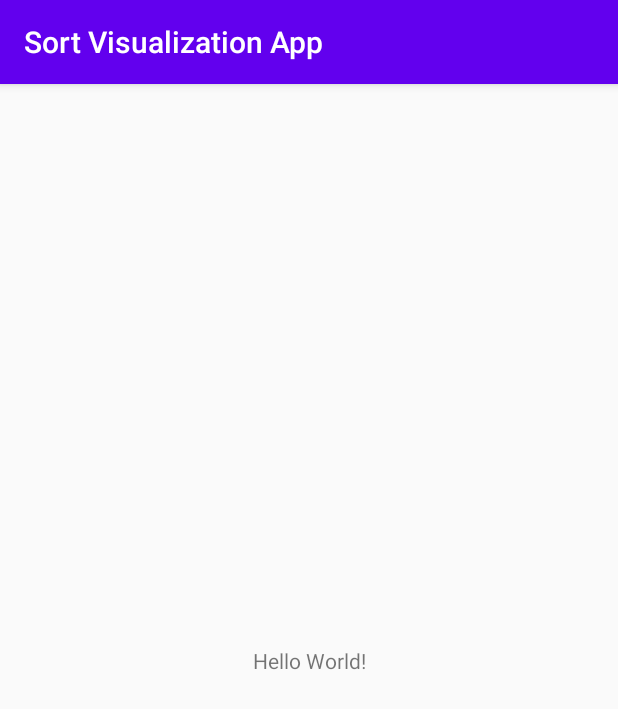
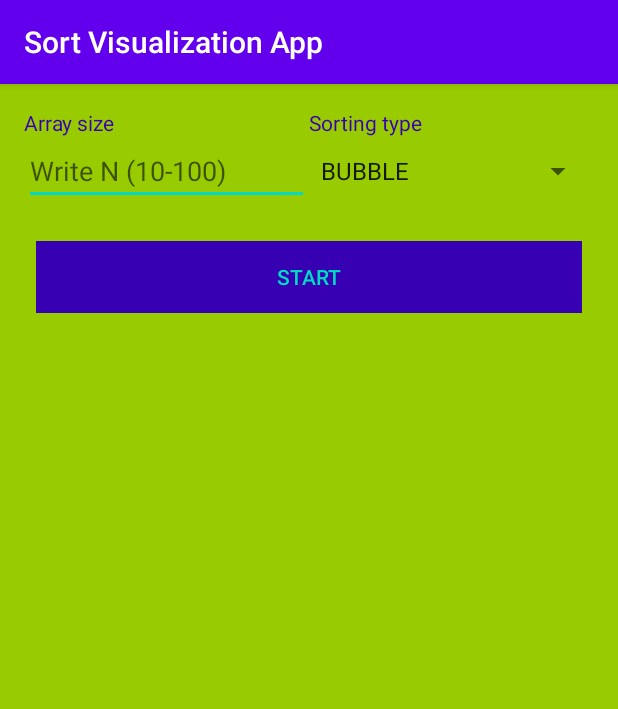
Before and after one commit to himanshu-1608/Sort_Visualization_App, an Android app: the screen it shows after launch (MainActivity), on a phone screen of 412 x 824 dp. Shown: the top 709 px of the screen. Run offline under Robolectric (Android 15) with nearby library versions, the phone set to English and light mode, and no system bars.

Commit message:
Added MainActivity & BarchartView

```diff
--- /dev/null
+++ b/app/src/main/java/com/himanshu/sortvisualizationapp/BarChart.kt
@@ -0,0 +1,88 @@
+package com.himanshu.sortvisualizationapp
+
+import android.content.Context
+import android.graphics.Canvas
+import android.graphics.Paint
+import android.util.AttributeSet
+import android.util.TypedValue
+import android.view.View
+import androidx.core.content.ContextCompat
+
+class BarChart(context: Context, attributes: AttributeSet) : View(context, attributes) {
+
+    data class Bar(val value: Int = 0, var level: Int = 0) :
+        Comparable<Bar> {
+
+        companion object {
+            const val ORDINARY = 0
+            const val HIGH_1 = 1
+            const val HIGH_2 = 2
+            const val SECONDARY = 3
+
+            const val RANGE_MAX = 100
+        }
+
+        val heightInPercent = value.toFloat() / RANGE_MAX
+
+        override fun compareTo(other: Bar): Int {
+            if (heightInPercent == other.heightInPercent)
+                return 0
+
+            if (heightInPercent > other.heightInPercent)
+                return 1
+
+            return -1
+        }
+    }
+
+    var dataSet = emptyArray<Bar>()
+        set(value) {
+            val sizeChanged = value.size != field.size
+            field = value
+            if (sizeChanged)
+                requestLayout()
+            else
+                postInvalidate()
+        }
+
+    private val colorArray = arrayOf(
+        R.color.colorBar,
+        R.color.colorBarHighlight,
+        R.color.colorBarHighlight2,
+        R.color.colorBarHighlight3
+    )
+    private val paintLevel = Array(colorArray.size) {
+        Paint().apply {
+            color = ContextCompat.getColor(context, colorArray[it])
+            strokeWidth =
+                TypedValue.applyDimension(TypedValue.COMPLEX_UNIT_DIP, 3f, resources.displayMetrics)
+            isAntiAlias = true
+            style = Paint.Style.FILL_AND_STROKE
+        }
+    }
+
+    private var barWidth = 0
+
+    override fun onMeasure(widthMeasureSpec: Int, heightMeasureSpec: Int) {
+        val width = MeasureSpec.getSize(widthMeasureSpec)
+        barWidth = width / (dataSet.size * 2 - 1)
+        super.onMeasure(widthMeasureSpec, heightMeasureSpec)
+    }
+
+    override fun onDraw(canvas: Canvas?) {
+        canvas?.let {
+            var x = 0f
+            for (d in dataSet) {
+                it.drawRect(
+                    x,
+                    height - height * d.heightInPercent,
+                    x + barWidth,
+                    height.toFloat(),
+                    paintLevel[d.level % paintLevel.size]
+                )
+                x += 2 * barWidth
+            }
+        }
+    }
+
+}
--- a/app/src/main/java/com/himanshu/sortvisualizationapp/MainActivity.kt
+++ b/app/src/main/java/com/himanshu/sortvisualizationapp/MainActivity.kt
@@ -2,10 +2,45 @@ package com.himanshu.sortvisualizationapp
 
 import androidx.appcompat.app.AppCompatActivity
 import android.os.Bundle
+import android.widget.ArrayAdapter
+import androidx.lifecycle.Observer
+import androidx.lifecycle.ViewModelProvider
+import kotlinx.android.synthetic.main.activity_main.*
 
 class MainActivity : AppCompatActivity() {
+
+    private val viewModel by lazy {
+        ViewModelProvider(this).get(BarViewModel::class.java) }
+
+    private val typeAdapter by lazy {
+        ArrayAdapter(
+            this,
+            android.R.layout.simple_spinner_item,
+            viewModel.sortingType
+        ).apply {
+            setDropDownViewResource(android.R.layout.simple_spinner_dropdown_item)
+        }
+    }
+
     override fun onCreate(savedInstanceState: Bundle?) {
         super.onCreate(savedInstanceState)
         setContentView(R.layout.activity_main)
+
+        sizeEditText.filters =
+            arrayOf(InputFilterMinMax(BarViewModel.SIZE_MIN, BarViewModel.SIZE_MAX))
+        typeSpinner.adapter = typeAdapter
+
+        viewModel.state.observe(this, Observer {
+            if (it is State.Sorting) {
+                barChart.dataSet = it.dataset
+            }
+        })
+
+        startBtn.setOnClickListener {
+            viewModel.startAnimating(
+                sizeEditText.text?.toString()?.toInt(),
+                typeSpinner.selectedItem?.toString()
+            )
+        }
     }
 }
--- /dev/null
+++ b/app/src/main/java/com/himanshu/sortvisualizationapp/State.kt
@@ -0,0 +1,5 @@
+package com.himanshu.sortvisualizationapp
+
+sealed class State {
+    data class Sorting(val dataset: Array<BarChart.Bar>) : State()
+}
--- a/app/src/main/res/layout/activity_main.xml
+++ b/app/src/main/res/layout/activity_main.xml
@@ -1,18 +1,80 @@
 <?xml version="1.0" encoding="utf-8"?>
-<androidx.constraintlayout.widget.ConstraintLayout xmlns:android="http://schemas.android.com/apk/res/android"
-    xmlns:app="http://schemas.android.com/apk/res-auto"
+<LinearLayout xmlns:android="http://schemas.android.com/apk/res/android"
     xmlns:tools="http://schemas.android.com/tools"
     android:layout_width="match_parent"
     android:layout_height="match_parent"
-    tools:context=".MainActivity">
+    android:orientation="vertical"
+    android:background="@android:color/holo_green_light"
+    android:padding="16dp">
 
-    <TextView
-        android:layout_width="wrap_content"
+    <LinearLayout
+        android:layout_width="match_parent"
         android:layout_height="wrap_content"
-        android:text="Hello World!"
-        app:layout_constraintBottom_toBottomOf="parent"
-        app:layout_constraintLeft_toLeftOf="parent"
-        app:layout_constraintRight_toRightOf="parent"
-        app:layout_constraintTop_toTopOf="parent" />
+        android:paddingBottom="16dp"
+        android:baselineAligned="false">
 
-</androidx.constraintlayout.widget.ConstraintLayout>
+        <LinearLayout
+            android:layout_width="0dp"
+            android:layout_height="wrap_content"
+            android:layout_weight="1"
+            android:orientation="vertical">
+
+            <TextView
+                android:layout_width="wrap_content"
+                android:layout_height="wrap_content"
+                android:text="Array size"
+                android:textColor="@color/colorPrimaryDark" />
+
+            <EditText
+                android:id="@+id/sizeEditText"
+                android:layout_width="match_parent"
+                android:layout_height="wrap_content"
+                android:hint="Write N (10-100)"
+                android:textColor="@color/colorPrimaryDark" />
+
+        </LinearLayout>
+
+        <LinearLayout
+            android:layout_width="0dp"
+            android:layout_height="match_parent"
+            android:layout_weight="1"
+            android:orientation="vertical">
+
+            <TextView
+                android:textColor="@color/colorPrimaryDark"
+                android:layout_width="wrap_content"
+                android:layout_height="wrap_content"
+                android:text="Sorting type"
+                tools:ignore="HardcodedText" />
+
+            <Spinner
+                android:id="@+id/typeSpinner"
+                android:layout_width="match_parent"
+                android:layout_height="match_parent" />
+
+        </LinearLayout>
+
+    </LinearLayout>
+
+    <LinearLayout
+        android:layout_width="match_parent"
+        android:layout_height="wrap_content"
+        android:padding="8dp">
+
+        <Button
+            android:id="@+id/startBtn"
+            android:layout_width="match_parent"
+            android:layout_height="wrap_content"
+            android:text="Start"
+            android:textColor="@color/colorAccent"
+            android:background="@color/colorPrimaryDark"
+            tools:ignore="HardcodedText" />
+
+    </LinearLayout>
+
+    <com.himanshu.sortvisualizationapp.BarChart
+        android:id="@+id/barChart"
+        android:layout_width="match_parent"
+        android:layout_height="match_parent" />
+
+</LinearLayout>
--- a/app/src/main/res/values/colors.xml
+++ b/app/src/main/res/values/colors.xml
@@ -3,4 +3,10 @@
     <color name="colorPrimary">#6200EE</color>
     <color name="colorPrimaryDark">#3700B3</color>
     <color name="colorAccent">#03DAC5</color>
+
+    <color name="colorBar">#FFEB3B</color>
+    <color name="colorBarHighlight">#8BC34A</color>
+    <color name="colorBarHighlight2">#F44336</color>
+    <color name="colorBarHighlight3">#3F51B5</color>
+
 </resources>
```
Also changed, not shown: app/build.gradle (+5 -3 lines), app/src/main/java/com/himanshu/sortvisualizationapp/BarViewModel.kt (added, +265 -0 lines).
